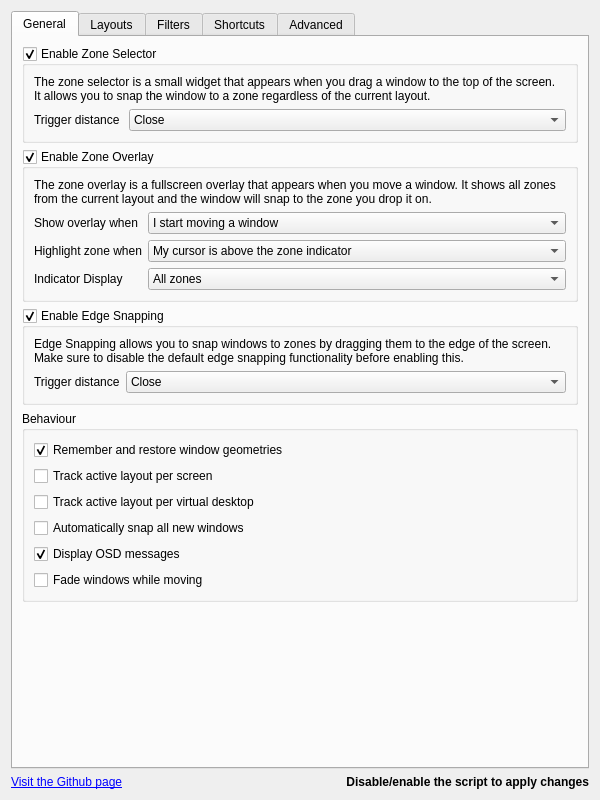
Old version of the form src/contents/ui/config.ui in the repository gerritdevriese/kzones.
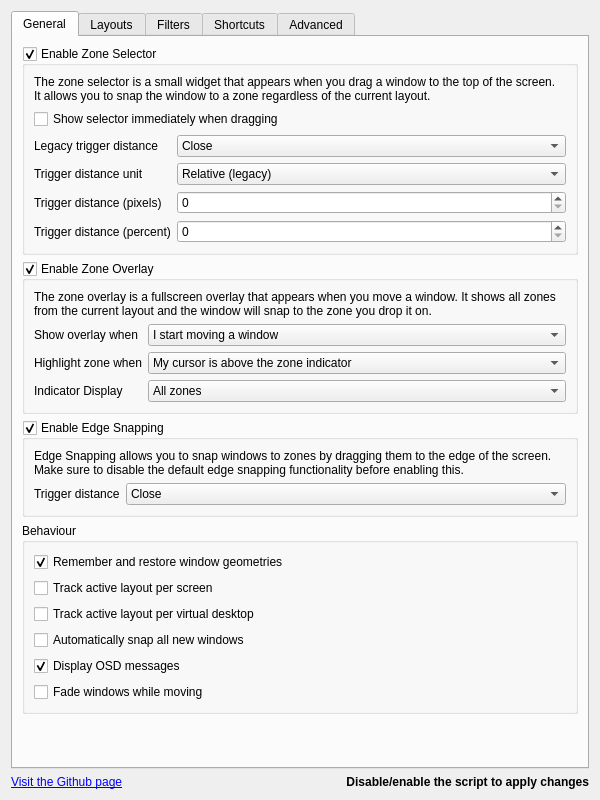
New version of the form. Icons and pictures are not drawn.

Commit message:
feat: configurable zone selector trigger and immediate show on drag
Adds more flexibility to the layout selector at the top of the screen.

- New option: show the selector immediately when starting to drag a window
- Trigger distance can now be configured in pixels or percent of screen height
- Legacy relative trigger distance remains the default for backward compatibility

The edit to the form file:
```diff
--- a/src/contents/ui/config.ui
+++ b/src/contents/ui/config.ui
@@ -47,8 +47,25 @@
                         </property>
                       </widget>
                     </item>
+                    <item>
+                      <widget class="QCheckBox" name="kcfg_zoneSelectorShowOnDrag">
+                        <property name="toolTip">
+                          <string>Show the layout selector immediately when starting to drag a window, without having to move the cursor to the top edge first.</string>
+                        </property>
+                        <property name="text">
+                          <string>Show selector immediately when dragging</string>
+                        </property>
+                      </widget>
+                    </item>
                     <item>
                       <layout class="QFormLayout" name="formLayout_zoneSelector">
+                        <item row="0" column="0">
+                          <widget class="QLabel" name="label_zoneSelectorTriggerDistance">
+                            <property name="text">
+                              <string>Legacy trigger distance</string>
+                            </property>
+                          </widget>
+                        </item>
                         <item row="0" column="1">
                           <widget class="QComboBox" name="kcfg_zoneSelectorTriggerDistance">
                             <property name="sizePolicy">
@@ -80,10 +97,75 @@
                             </item>
                           </widget>
                         </item>
-                        <item row="0" column="0">
-                          <widget class="QLabel" name="label_zoneSelectorTriggerDistance">
+                        <item row="1" column="0">
+                          <widget class="QLabel" name="label_zoneSelectorTriggerUnit">
                             <property name="text">
-                              <string>Trigger distance </string>
+                              <string>Trigger distance unit</string>
+                            </property>
+                          </widget>
+                        </item>
+                        <item row="1" column="1">
+                          <widget class="QComboBox" name="kcfg_zoneSelectorTriggerUnit">
+                            <property name="sizePolicy">
+                              <sizepolicy hsizetype="Expanding" vsizetype="Fixed">
+                                <horstretch>0</horstretch>
+                                <verstretch>0</verstretch>
+                              </sizepolicy>
+                            </property>
+                            <item>
+                              <property name="text">
+                                <string>Relative (legacy)</string>
+                              </property>
+                            </item>
+                            <item>
+                              <property name="text">
+                                <string>Pixels</string>
+                              </property>
+                            </item>
+                            <item>
+                              <property name="text">
+                                <string>Percent</string>
+                              </property>
+                            </item>
+                          </widget>
+                        </item>
+                        <item row="2" column="0">
+                          <widget class="QLabel" name="label_zoneSelectorTriggerDistancePixels">
+                            <property name="text">
+                              <string>Trigger distance (pixels)</string>
+                            </property>
+                          </widget>
+                        </item>
+                        <item row="2" column="1">
+                          <widget class="QSpinBox" name="kcfg_zoneSelectorTriggerDistancePixels">
+                            <property name="sizePolicy">
+                              <sizepolicy hsizetype="Expanding" vsizetype="Fixed">
+                                <horstretch>0</horstretch>
+                                <verstretch>0</verstretch>
+                              </sizepolicy>
+                            </property>
+                            <property name="maximum">
+                              <number>10000</number>
+                            </property>
+                          </widget>
+                        </item>
+                        <item row="3" column="0">
+                          <widget class="QLabel" name="label_zoneSelectorTriggerDistancePercent">
+                            <property name="text">
+                              <string>Trigger distance (percent)</string>
+                            </property>
+                          </widget>
+                        </item>
+                        <item row="3" column="1">
+                          <widget class="QSpinBox" name="kcfg_zoneSelectorTriggerDistancePercent">
+                            <property name="sizePolicy">
+                              <sizepolicy hsizetype="Expanding" vsizetype="Fixed">
+                                <horstretch>0</horstretch>
+                                <verstretch>0</verstretch>
+                              </sizepolicy>
+                            </property>
+                            <property name="maximum">
+                              <number>100</number>
                             </property>
                           </widget>
                         </item>
```
The commit also changes 6 other files.
